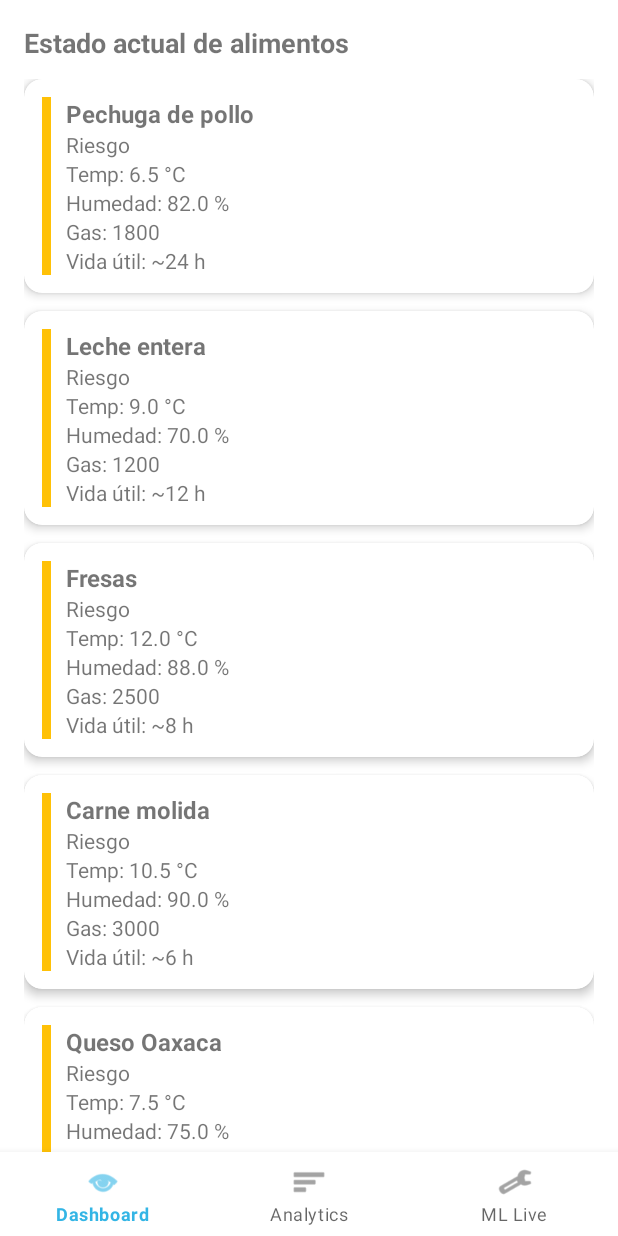
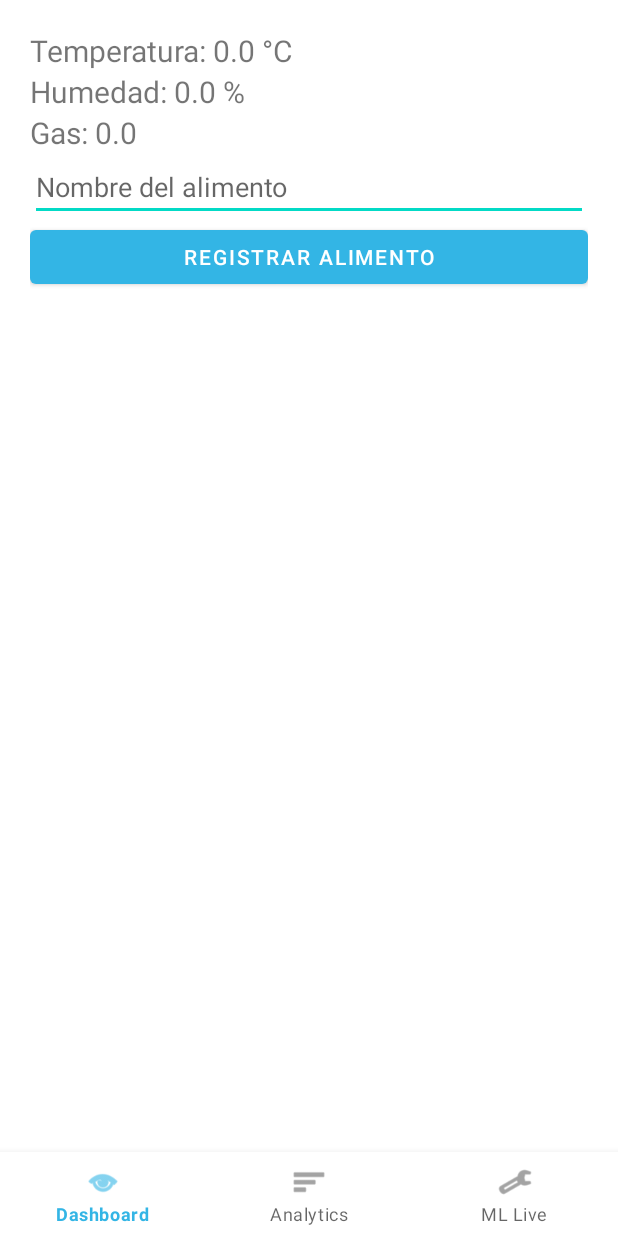
Before and after one commit to ClaudioLJ/FoodSafe, an Android app built with Jetpack Compose: the screen it shows after launch (MainActivity), on a phone screen of 412 x 824 dp. Run offline under Robolectric (Android 15) with nearby library versions, the phone set to English and light mode, and no system bars; our stand-ins replace Firebase (no records; nobody signed in at launch, a user with empty details on screens opened directly).

Commit message:
Aplicacion en la segunda version

```diff
--- a/app/src/main/java/com/example/alimentate/data/FirebaseDataSource.kt
+++ b/app/src/main/java/com/example/alimentate/data/FirebaseDataSource.kt
@@ -22,12 +22,12 @@ class FirebaseDataSource {
                 // Leemos cada hijo del nodo "sensores"
                 val tempValue = snapshot.child("temperatura").getValue(Float::class.java)
                 val humValue  = snapshot.child("humedad").getValue(Float::class.java)
-                val gasValue  = snapshot.child("gas_raw").getValue(Int::class.java)
+                val gasValue  = snapshot.child("gas_raw").getValue(Float::class.java)
 
                 val reading = SensorReading(
                     tempC = tempValue ?: 0f,
                     humiPct  = humValue  ?: 0f,
-                    gasRaw   = gasValue  ?: 0,
+                    gasRaw   = gasValue  ?: 0f,
                     tsUnix = System.currentTimeMillis(),
                 )
 
--- a/app/src/main/java/com/example/alimentate/data/SensorReading.kt
+++ b/app/src/main/java/com/example/alimentate/data/SensorReading.kt
@@ -5,6 +5,6 @@ package com.example.alimentate.data
 data class SensorReading(
     val tempC: Float,
     val humiPct: Float,
-    val gasRaw: Int,
+    val gasRaw: Float,
     val tsUnix: Long
 )
--- a/app/src/main/java/com/example/alimentate/data/SimDataSource.kt
+++ b/app/src/main/java/com/example/alimentate/data/SimDataSource.kt
@@ -20,13 +20,13 @@ class SimDataSource : SensorDataSource {
         val r = SensorReading(
             tempC = Random.nextFloat() * 10f + 5f,    // 5-15 °C
             humiPct = Random.nextFloat() * 30f + 70f, // 70-100 %
-            gasRaw = Random.nextInt(1200, 3200),      // MQ-4 "nivel gas"
+            gasRaw = Random.nextFloat()*30f + 90f,      // MQ-4 "nivel gas"
             tsUnix = System.currentTimeMillis() / 1000
         )
         pushReading(r)
     }
 
-    fun pushManual(temp: Float, hum: Float, gas: Int) {
+    fun pushManual(temp: Float, hum: Float, gas: Float) {
         val r = SensorReading(temp, hum, gas, System.currentTimeMillis() / 1000)
         pushReading(r)
     }
--- a/app/src/main/java/com/example/alimentate/ml/SimpleNN.kt
+++ b/app/src/main/java/com/example/alimentate/ml/SimpleNN.kt
@@ -37,7 +37,7 @@ object SimpleNN {
         return FloatArray(logits.size) { i -> exps[i] / sum }
     }
 
-    fun predict(tempC: Float, humi: Float, gas: Int): Prediction {
+    fun predict(tempC: Float, humi: Float, gas: Float): Prediction {
         val t = tempC / 50f      // temp esperada 0-50°C
         val h = humi / 100f      // humedad 0-100%
         val g = gas / 4095f      // lectura ADC ESP32 ~0-4095
--- a/app/src/main/java/com/example/alimentate/same/DashboardFragment.kt
+++ b/app/src/main/java/com/example/alimentate/same/DashboardFragment.kt
@@ -4,18 +4,28 @@ import android.os.Bundle
 import android.view.LayoutInflater
 import android.view.View
 import android.view.ViewGroup
+import android.widget.Toast
 import androidx.fragment.app.Fragment
 import androidx.recyclerview.widget.LinearLayoutManager
-import com.example.alimentate.data.FoodItem
+import com.example.alimentate.data.Producto
 import com.example.alimentate.databinding.FragmentDashboardBinding
 import com.example.alimentate.ml.SimpleNN
+import com.google.firebase.database.*
+
 
 class DashboardFragment : Fragment() {
 
     private var _bind: FragmentDashboardBinding? = null
     private val bind get() = _bind!!
 
-    private lateinit var adapter: FoodAdapter
+    private lateinit var db: DatabaseReference
+    private lateinit var productoAdapter: ProductAdapter
+    private val listaProductos = mutableListOf<Producto>()
+
+    // Variables que mantienen los valores actuales de los sensores
+    private var tempLive: Float = 0f
+    private var humLive: Float = 0f
+    private var gasLive: Float = 0f
 
     override fun onCreateView(
         inflater: LayoutInflater, container: ViewGroup?,
@@ -28,33 +38,89 @@ class DashboardFragment : Fragment() {
     override fun onViewCreated(view: View, savedInstanceState: Bundle?) {
         super.onViewCreated(view, savedInstanceState)
 
-        // Datos simulados duros para mostrar inventario + predicción ML
-        val rawItems = listOf(
-            Triple("Pechuga de pollo", Triple(6.5f, 82f, 1800), 24),
-            Triple("Leche entera",     Triple(9.0f, 70f, 1200), 12),
-            Triple("Fresas",           Triple(12.0f, 88f, 2500), 8),
-            Triple("Carne molida",     Triple(10.5f, 90f, 3000), 6),
-            Triple("Queso Oaxaca",     Triple(7.5f, 75f, 1600), 36)
+        db = FirebaseDatabase.getInstance().reference
+
+        leerSensoresTiempoReal()
+
+        bind.btnGuardar.setOnClickListener {
+            guardarAlimento()
+        }
+
+        bind.rvProductos.layoutManager = LinearLayoutManager(requireContext())
+        productoAdapter = ProductAdapter(listaProductos)
+        bind.rvProductos.adapter = productoAdapter
+        cargarProductos()
+
+    }
+
+    /** LECTURA DE SENSORES EN TIEMPO REAL */
+    private fun leerSensoresTiempoReal() {
+        db.child("sensores").addValueEventListener(object : ValueEventListener {
+            override fun onDataChange(snap: DataSnapshot) {
+
+                tempLive = snap.child("temperatura").getValue(Float::class.java) ?: 0f
+                humLive = snap.child("humedad").getValue(Float::class.java) ?: 0f
+                gasLive = snap.child("gas_raw").getValue(Float::class.java) ?: 0f
+
+                bind.txtTempLive.text = "Temperatura: $tempLive °C"
+                bind.txtHumLive.text = "Humedad: $humLive %"
+                bind.txtGasLive.text = "Gas: $gasLive"
+            }
+
+            override fun onCancelled(error: DatabaseError) {}
+        })
+    }
+
+    /** GUARDAR ALIMENTO + PREDICCIÓN */
+    private fun guardarAlimento() {
+        val nombre = bind.edtNombre.text.toString().trim()
+
+        if (nombre.isEmpty()) {
+            Toast.makeText(requireContext(), "Escribe un nombre", Toast.LENGTH_SHORT).show()
+            return
+        }
+
+        // Obtener predicción de la red neuronal
+        val pred = SimpleNN.predict(tempLive, humLive, gasLive)
+
+        val newId = db.child("productos").push().key!!
+
+        val data = mapOf(
+            "nombre" to nombre,
+            "temperatura" to tempLive,
+            "humedad" to humLive,
+            "gas" to gasLive,
+            "riesgo" to pred.label,
+            "timestamp" to System.currentTimeMillis()
         )
 
-        val foodItems = rawItems.map { (name, sensor, hoursLeft) ->
-            val (t, h, g) = sensor
-            val pred = SimpleNN.predict(t, h, g)
-            FoodItem(
-                name = name,
-                tempC = t,
-                humi = h,
-                gas = g,
-                freshnessClass = pred.label,
-                hoursLeft = hoursLeft
-            )
-        }
+        db.child("productos").child(newId).setValue(data)
+            .addOnSuccessListener {
+                Toast.makeText(requireContext(), "Producto registrado", Toast.LENGTH_SHORT).show()
+                bind.edtNombre.setText("")
+            }
+            .addOnFailureListener {
+                Toast.makeText(requireContext(), "Error al guardar", Toast.LENGTH_SHORT).show()
+            }
+    }
 
-        adapter = FoodAdapter(foodItems)
+    private fun cargarProductos() {
+        db.child("productos").addValueEventListener(object : ValueEventListener {
+            override fun onDataChange(snapshot: DataSnapshot) {
+                listaProductos.clear()
 
-        bind.recyclerFoods.layoutManager = LinearLayoutManager(requireContext())
-        bind.recyclerFoods.adapter = adapter
+                for (item in snapshot.children) {
+                    val producto = item.getValue(Producto::class.java)
+                    if (producto != null) listaProductos.add(producto)
+                }
+
+                productoAdapter.notifyDataSetChanged()
+            }
+
+            override fun onCancelled(error: DatabaseError) {}
+        })
     }
+
 
     override fun onDestroyView() {
         super.onDestroyView()
--- a/app/src/main/java/com/example/alimentate/same/MLFragment.kt
+++ b/app/src/main/java/com/example/alimentate/same/MLFragment.kt
@@ -1,7 +1,6 @@
 package com.example.alimentate.same
 
 import android.os.Bundle
-import android.system.Os.bind
 import android.view.LayoutInflater
 import android.view.View
 import android.view.ViewGroup
--- a/app/src/main/res/layout/fragment_dashboard.xml
+++ b/app/src/main/res/layout/fragment_dashboard.xml
@@ -1,20 +1,51 @@
-<?xml version="1.0" encoding="utf-8"?>
-<LinearLayout xmlns:android="http://schemas.android.com/apk/res/android"
+<LinearLayout
+    xmlns:android="http://schemas.android.com/apk/res/android"
     android:orientation="vertical"
-    android:padding="16dp"
+    android:padding="20dp"
     android:layout_width="match_parent"
     android:layout_height="match_parent">
 
     <TextView
-        android:text="Estado actual de alimentos"
-        android:textStyle="bold"
-        android:textSize="18sp"
-        android:layout_width="wrap_content"
-        android:layout_height="wrap_content"/>
+        android:id="@+id/txtTempLive"
+        android:text="Temp: --"
+        android:textSize="20sp"
+        android:layout_height="wrap_content"
+         android:layout_width="match_parent"/>
+
+    <TextView
+        android:id="@+id/txtHumLive"
+        android:text="Hum: --"
+        android:textSize="20sp"
+        android:layout_height="wrap_content"
+        android:layout_width="match_parent"
+        />
+
+    <TextView
+        android:id="@+id/txtGasLive"
+        android:text="Gas: --"
+        android:textSize="20sp"
+        android:layout_height="wrap_content"
+        android:layout_width="match_parent"
+        />
+
+    <EditText
+        android:id="@+id/edtNombre"
+        android:hint="Nombre del alimento"
+        android:layout_height="wrap_content"
+        android:layout_width="match_parent"
+        />
+
+    <Button
+        android:id="@+id/btnGuardar"
+        android:text="Registrar alimento"
+        android:layout_height="wrap_content"
+        android:layout_width="match_parent"
+        />
 
     <androidx.recyclerview.widget.RecyclerView
-        android:id="@+id/recyclerFoods"
+        android:id="@+id/rvProductos"
         android:layout_width="match_parent"
         android:layout_height="match_parent"
-        android:layout_marginTop="12dp"/>
+        android:layout_marginTop="16dp"/>
+
 </LinearLayout>
```
Also changed, not shown: app/src/main/java/com/example/alimentate/data/Producto.kt (added, +10 -0 lines), app/src/main/java/com/example/alimentate/same/AnalyticsFragment.kt (+52 -16 lines), app/src/main/java/com/example/alimentate/same/ProductoAdapter.kt (added, +51 -0 lines), app/src/main/res/layout/item_producto.xml (added, +53 -0 lines).
